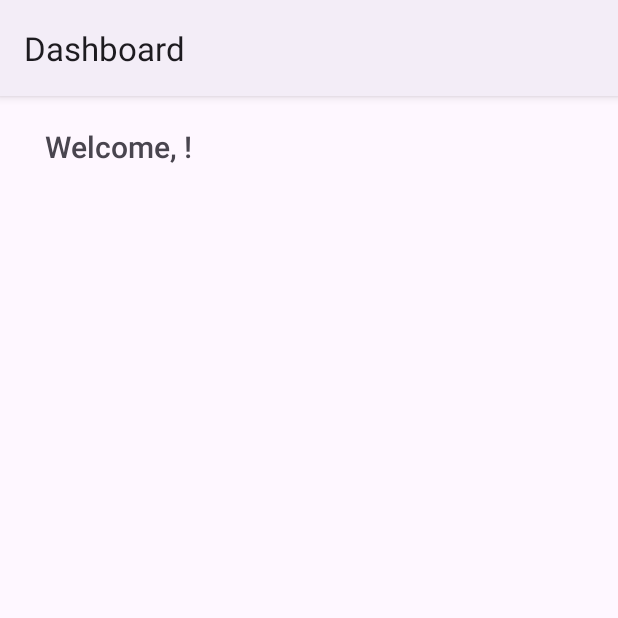
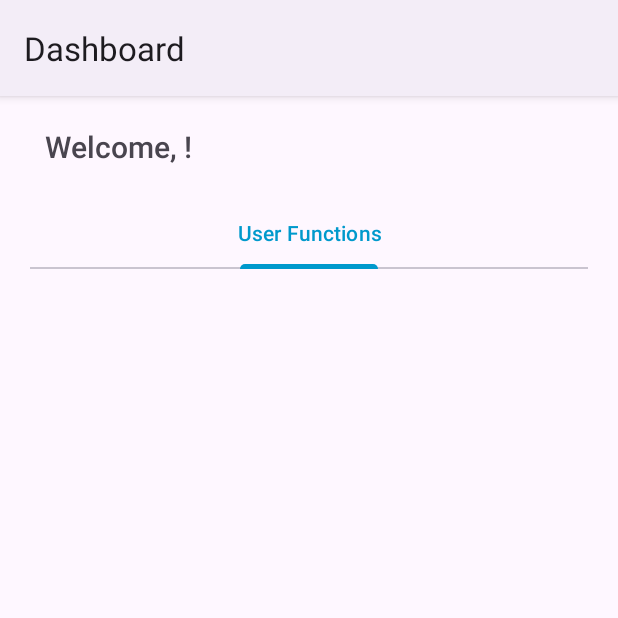
Before and after one commit to TechyScientist/InventorySystem-Android, an Android app: the DashboardActivity screen opened directly, with no data from a screen before it, on a phone screen of 412 x 824 dp, the top half of it. Run offline under Robolectric (Android 15) with nearby library versions, the phone set to English and light mode, and no system bars.

Commit message:
Add tabs to DashboardActivity for different functionality classes and add space for fragment

```diff
--- a/app/src/main/java/com/johnnconsole/android/ims/DashboardActivity.kt
+++ b/app/src/main/java/com/johnnconsole/android/ims/DashboardActivity.kt
@@ -2,6 +2,8 @@ package com.johnnconsole.android.ims
 
 import android.os.Bundle
 import androidx.appcompat.app.AppCompatActivity
+import com.google.android.material.tabs.TabItem
+import com.google.android.material.tabs.TabLayout
 import com.johnnconsole.android.ims.data.ApplicationSession
 import com.johnnconsole.android.ims.databinding.ActivityDashboardBinding
 
@@ -13,10 +15,12 @@ class DashboardActivity : AppCompatActivity() {
         super.onCreate(savedInstanceState)
         binding = ActivityDashboardBinding.inflate(layoutInflater)
         setContentView(binding.root)
+        supportActionBar!!.title = "Dashboard"
 
-        supportActionBar!!.title = "Dashboard"
         with(binding) {
             tvWelcome.text = getString(R.string.DashboardWelcome, ApplicationSession.first_name)
+            tlFunctions.addTab(tlFunctions.newTab().setText("User Functions"))
+            if(ApplicationSession.access == 1) tlFunctions.addTab(tlFunctions.newTab().setText("Admin Functions"))
         }
 
     }
--- a/app/src/main/res/layout/activity_dashboard.xml
+++ b/app/src/main/res/layout/activity_dashboard.xml
@@ -19,4 +19,22 @@
         app:layout_constraintStart_toStartOf="parent"
         app:layout_constraintTop_toTopOf="parent" />
 
+    <com.google.android.material.tabs.TabLayout
+        android:layout_width="match_parent"
+        android:layout_height="wrap_content"
+        android:id="@+id/tlFunctions"
+        android:layout_margin="20dp"
+        app:layout_constraintStart_toStartOf="parent"
+        app:layout_constraintEnd_toEndOf="parent"
+        app:layout_constraintTop_toBottomOf="@id/tvWelcome"/>
+
+    <androidx.fragment.app.FragmentContainerView
+        android:layout_width="match_parent"
+        android:layout_height="wrap_content"
+        android:id="@+id/fcvTabContent"
+        android:layout_margin="20dp"
+        app:layout_constraintStart_toStartOf="parent"
+        app:layout_constraintEnd_toEndOf="parent"
+        app:layout_constraintTop_toBottomOf="@id/tlFunctions"/>
+
 </androidx.constraintlayout.widget.ConstraintLayout>
```
